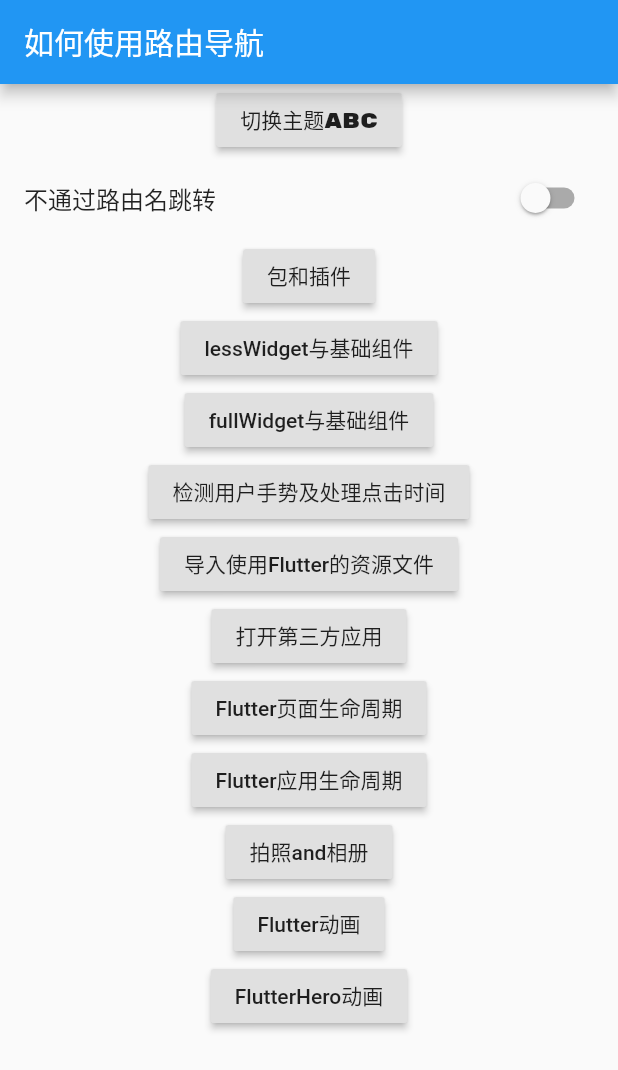
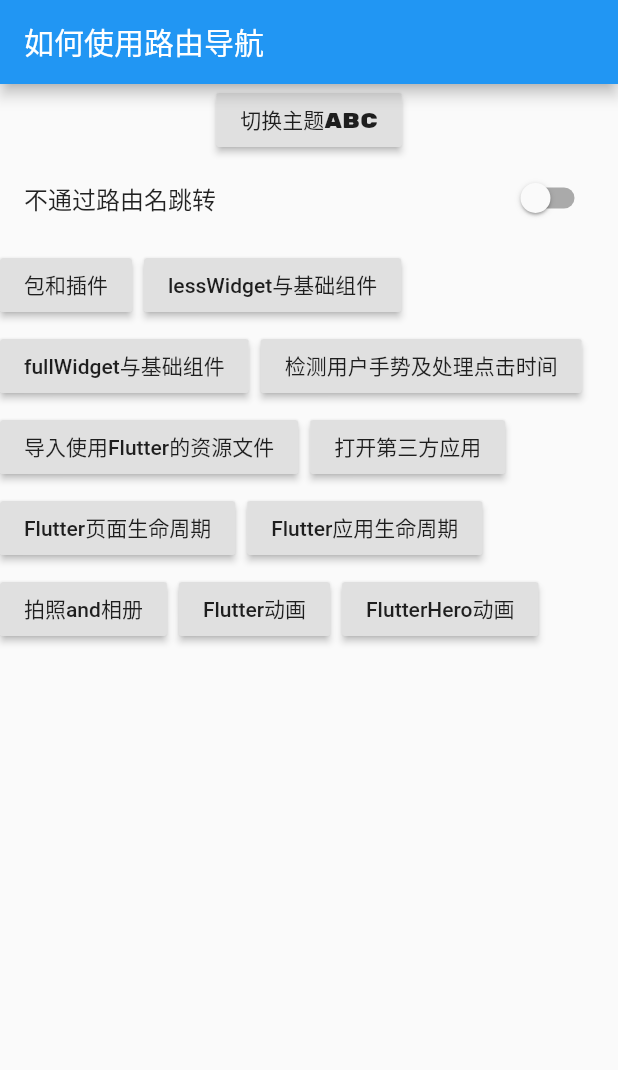
Before and after one commit to DavidYuanX/flutter_photo, a Flutter app: the screen it shows after launch, on a phone screen of 412 x 824 dp. Shown: the top 1070 px of the screen. Run offline on Flutter 3.47's test engine with Material 2 defaults, Android fonts, the phone set to English and light mode, and no system bars; our stand-ins replace image_picker; missing offline and left inert: flutter_color_plugin.

Commit message:
修改布局方式

```diff
--- a/lib/main.dart
+++ b/lib/main.dart
@@ -81,7 +81,9 @@ class _RouteNavigatorStateState extends State<RouteNavigatorState>{
   @override
   Widget build(BuildContext context) {
     return Container(
-      child: Column(
+      child: Wrap(
+        spacing: 8, // 横向间距
+        runSpacing: 6, // 垂直间距
         children: <Widget>[
           SwitchListTile(
             title: Text('${byName?'':'不'}通过路由名跳转'),
```
